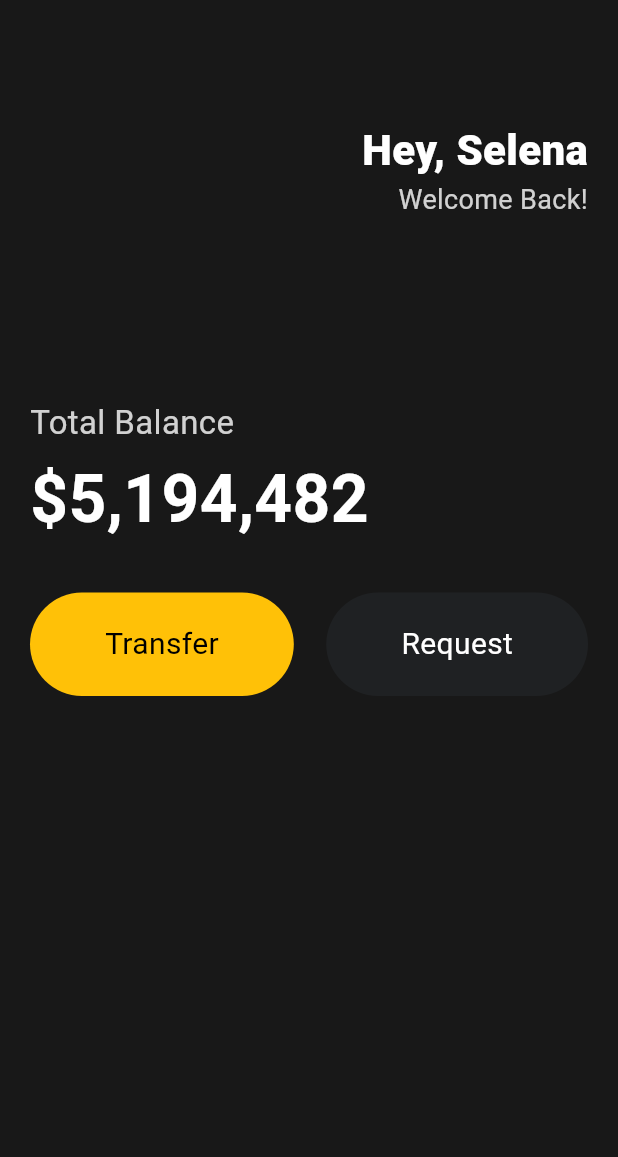
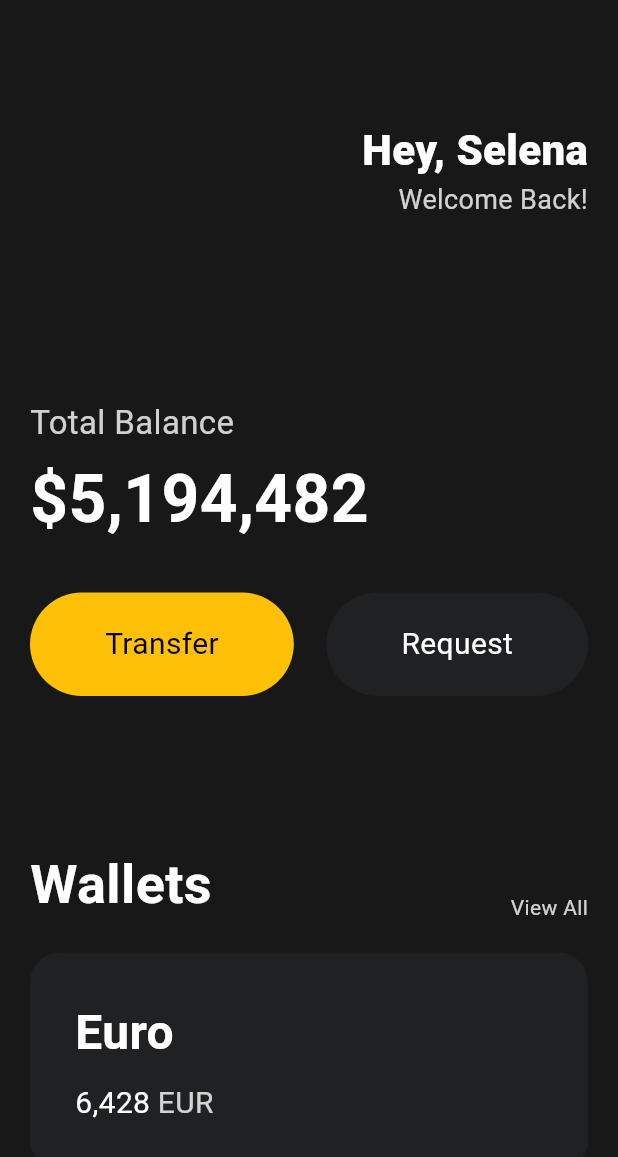
Before and after one commit to kadragon/toonflix, a Flutter app: the screen it shows after launch, on a phone screen of 412 x 824 dp. Shown: the top 1157 px of the screen. Run offline on Flutter 3.47's test engine with Material 3 defaults, Android fonts, the phone set to English and light mode, and no system bars.

Commit message:
#3.6 Cards

```diff
--- a/lib/main.dart
+++ b/lib/main.dart
@@ -12,7 +12,7 @@ class App extends StatelessWidget {
   Widget build(BuildContext context) {
     return MaterialApp(
       home: Scaffold(
-        backgroundColor: const Color(0xFF181818),
+        backgroundColor: Color(0xFF181818),
         body: Padding(
           padding: EdgeInsets.symmetric(horizontal: 20),
           child: Column(
@@ -77,6 +77,75 @@ class App extends StatelessWidget {
                   ),
                 ],
               ),
+              SizedBox(height: 100),
+              Row(
+                mainAxisAlignment: MainAxisAlignment.spaceBetween,
+                crossAxisAlignment: CrossAxisAlignment.end,
+                children: [
+                  Text(
+                    "Wallets",
+                    style: TextStyle(
+                      color: Colors.white,
+                      fontSize: 36,
+                      fontWeight: FontWeight.w600,
+                    ),
+                  ),
+                  Text(
+                    "View All",
+                    style: TextStyle(
+                      color: Colors.white.withValues(alpha: 0.8),
+                    ),
+                  ),
+                ],
+              ),
+              SizedBox(height: 20),
+              Container(
+                decoration: BoxDecoration(
+                  color: Color(0xFF1F2123),
+                  borderRadius: BorderRadius.circular(20),
+                ),
+
+                child: Padding(
+                  padding: const EdgeInsets.all(30),
+                  child: Row(
+                    children: [
+                      Column(
+                        crossAxisAlignment: CrossAxisAlignment.start,
+                        children: [
+                          Text(
+                            "Euro",
+                            style: TextStyle(
+                              color: Colors.white,
+                              fontSize: 32,
+                              fontWeight: FontWeight.w600,
+                            ),
+                          ),
+                          SizedBox(height: 10),
+                          Row(
+                            children: [
+                              Text(
+                                '6,428',
+                                style: TextStyle(
+                                  fontSize: 20,
+                                  color: Colors.white,
+                                ),
+                              ),
+                              SizedBox(width: 5),
+                              Text(
+                                'EUR',
+                                style: TextStyle(
+                                  fontSize: 20,
+                                  color: Colors.white.withValues(alpha: 0.8),
+                                ),
+                              ),
+                            ],
+                          ),
+                        ],
+                      ),
+                    ],
+                  ),
+                ),
+              ),
             ],
           ),
         ),
```
